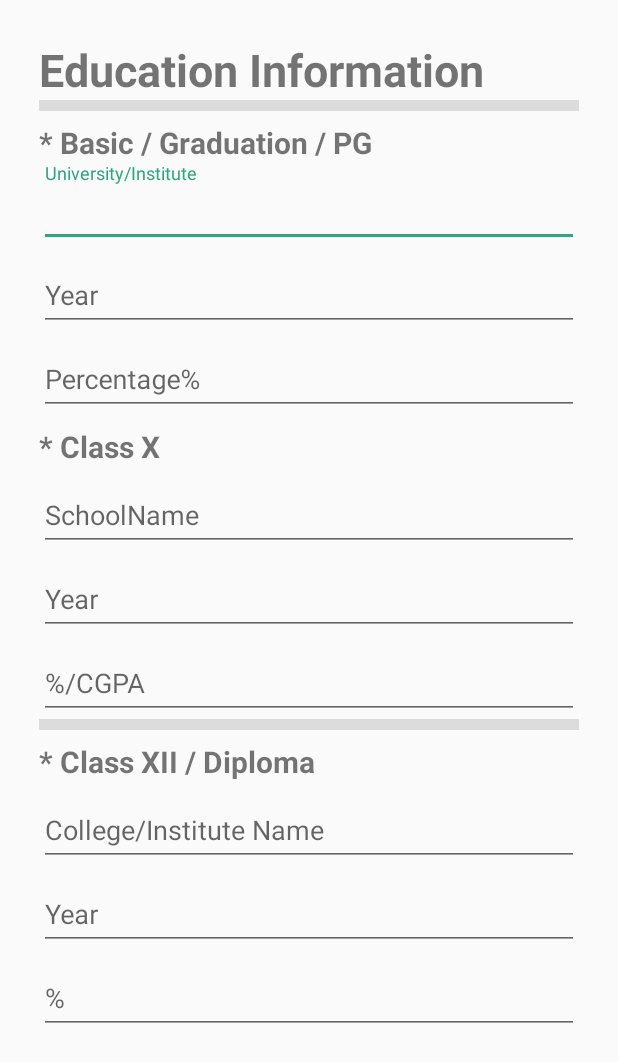
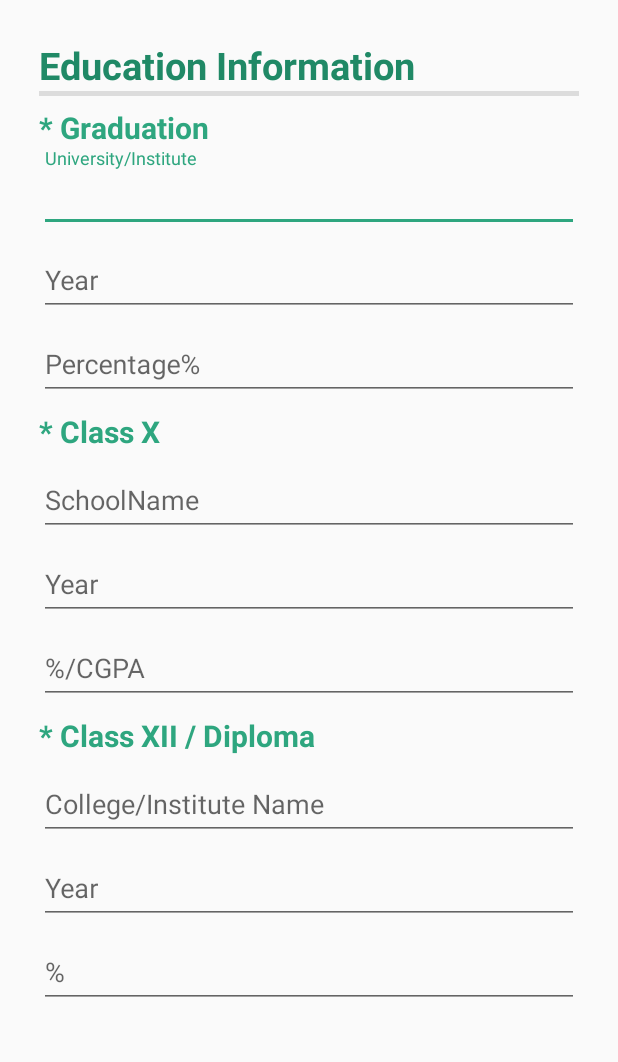
Before and after one commit to vinaythoutam/ResumeMaker, an Android app: the layout fragment_tab_academic_info.xml on its own in the app's theme, with its tools: preview values and no code run, on a phone screen of 412 x 824 dp. Shown: the top 1062 px of the screen. Run offline under Robolectric (Android 15) with nearby library versions, the phone set to English and light mode, and no system bars.

```diff
--- a/app/src/main/res/layout/fragment_tab_academic_info.xml
+++ b/app/src/main/res/layout/fragment_tab_academic_info.xml
@@ -13,8 +13,9 @@
             android:layout_width="match_parent"
             android:layout_height="wrap_content"
             android:text="Education Information"
-            android:textSize="30dp"
-            android:textStyle="bold" />
+            android:textSize="25dp"
+            android:textStyle="bold"
+            android:textColor="@color/colorPrimaryDark"/>
 
         <View style="@style/Divider" />
 
@@ -22,9 +23,10 @@
             android:layout_width="match_parent"
             android:layout_height="wrap_content"
             android:layout_marginTop="7dp"
-            android:text="* Basic / Graduation / PG"
+            android:text="* Graduation"
             android:textSize="20dp"
-            android:textStyle="bold" />
+            android:textStyle="bold"
+            android:textColor="@color/colorPrimary"/>
 
         <android.support.design.widget.TextInputLayout
             android:layout_width="match_parent"
@@ -68,7 +70,8 @@
             android:layout_marginTop="7dp"
             android:text="* Class X"
             android:textSize="20dp"
-            android:textStyle="bold" />
+            android:textStyle="bold"
+            android:textColor="@color/colorPrimary"/>
 
         <android.support.design.widget.TextInputLayout
             android:layout_width="match_parent"
@@ -106,7 +109,6 @@
                 android:inputType="number" />
         </android.support.design.widget.TextInputLayout>
 
-        <View style="@style/Divider" />
 
         <TextView
             android:layout_width="match_parent"
@@ -114,7 +116,8 @@
             android:layout_marginTop="7dp"
             android:text="* Class XII / Diploma"
             android:textSize="20dp"
-            android:textStyle="bold" />
+            android:textStyle="bold"
+            android:textColor="@color/colorPrimary"/>
 
         <android.support.design.widget.TextInputLayout
             android:layout_width="match_parent"
--- a/app/src/main/res/values/styles.xml
+++ b/app/src/main/res/values/styles.xml
@@ -33,7 +33,7 @@
 
     <style name="Divider">
         <item name="android:layout_width">match_parent</item>
-        <item name="android:layout_height">7dp</item>
+        <item name="android:layout_height">3dp</item>
         <item name="android:background">?android:attr/listDivider</item>
 
     </style>
```
Also changed, not shown: app/src/main/res/layout/fragment_tab_career_objective.xml (+18 -27 lines).
